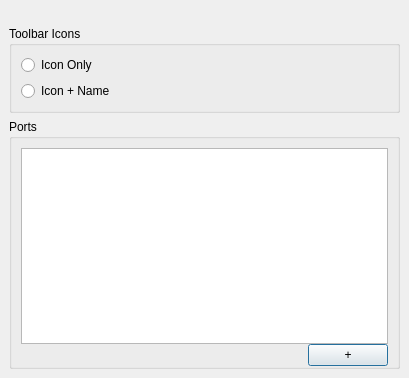
The window that pkmidicron/preferencesdialog.ui (patrickkidd/pkmidicron) describes before a commit, drawn with Qt 5.
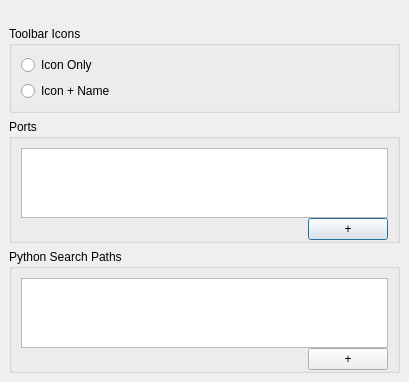
The same window after the commit. Custom widgets are drawn as their Qt base class.

Diff of the .ui file:
```diff
--- a/pkmidicron/preferencesdialog.ui
+++ b/pkmidicron/preferencesdialog.ui
@@ -136,6 +136,52 @@
          </layout>
         </widget>
        </item>
+       <item>
+        <widget class="QGroupBox" name="groupBox_3">
+         <property name="title">
+          <string>Python Search Paths</string>
+         </property>
+         <layout class="QVBoxLayout" name="verticalLayout_2">
+          <property name="spacing">
+           <number>0</number>
+          </property>
+          <property name="bottomMargin">
+           <number>0</number>
+          </property>
+          <item>
+           <widget class="QListWidget" name="pythonPathList"/>
+          </item>
+          <item>
+           <layout class="QHBoxLayout" name="horizontalLayout_2">
+            <item>
+             <spacer name="horizontalSpacer_2">
+              <property name="orientation">
+               <enum>Qt::Horizontal</enum>
+              </property>
+              <property name="sizeHint" stdset="0">
+               <size>
+                <width>48</width>
+                <height>15</height>
+               </size>
+              </property>
+             </spacer>
+            </item>
+            <item>
+             <widget class="QPushButton" name="addPathButton">
+              <property name="text">
+               <string>+</string>
+              </property>
+             </widget>
+            </item>
+           </layout>
+          </item>
+         </layout>
+         <zorder>pythonPathList</zorder>
+         <zorder>pythonPathList</zorder>
+         <zorder>addPathButton</zorder>
+         <zorder>horizontalSpacer_2</zorder>
+        </widget>
+       </item>
       </layout>
      </widget>
      <widget class="QWidget" name="page_2"/>
```
Left out of the diff: 2 changed lines with no effect on the pictures.
